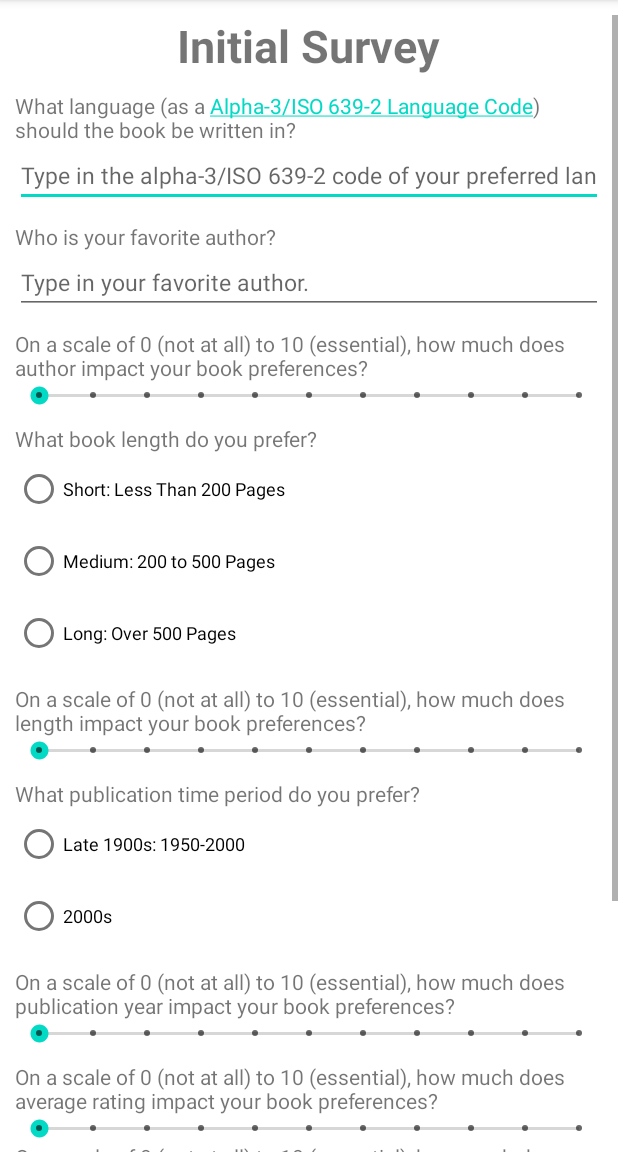
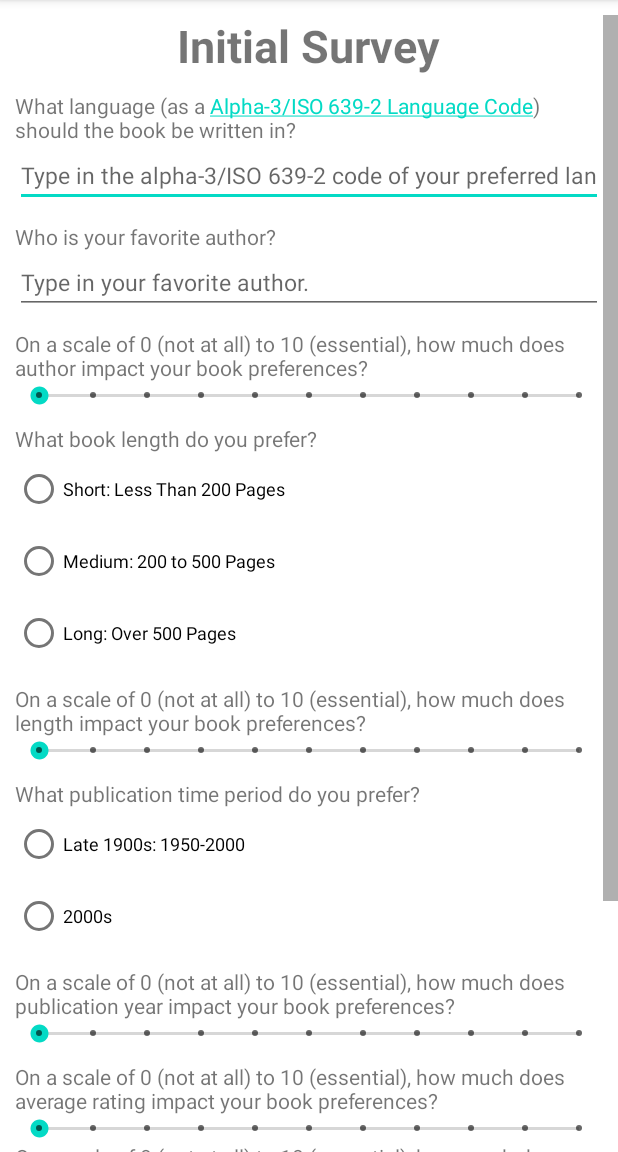
Before and after one commit to Lead-to-Read/Apps-for-Good-Project, an Android app: the InitialSurvey screen opened directly, with no data from a screen before it, on a phone screen of 412 x 824 dp, the part 84-1236 px from its top. Run offline under Robolectric (Android 15) with nearby library versions, the phone set to English and light mode, and no system bars.

Commit message:
Scrollbar

```diff
--- a/app/src/main/res/layout/activity_initial_survey.xml
+++ b/app/src/main/res/layout/activity_initial_survey.xml
@@ -16,6 +16,11 @@
         android:id="@+id/scrollDown"
         android:layout_width="match_parent"
         android:layout_height="match_parent"
+        android:fadeScrollbars="false"
+        android:scrollbarAlwaysDrawVerticalTrack="true"
+        android:scrollbarFadeDuration="0"
+        android:scrollbarSize="10dp"
+        android:scrollbars="vertical"
         app:layout_constraintBottom_toBottomOf="parent"
         app:layout_constraintEnd_toEndOf="parent"
         app:layout_constraintStart_toStartOf="parent"
```
